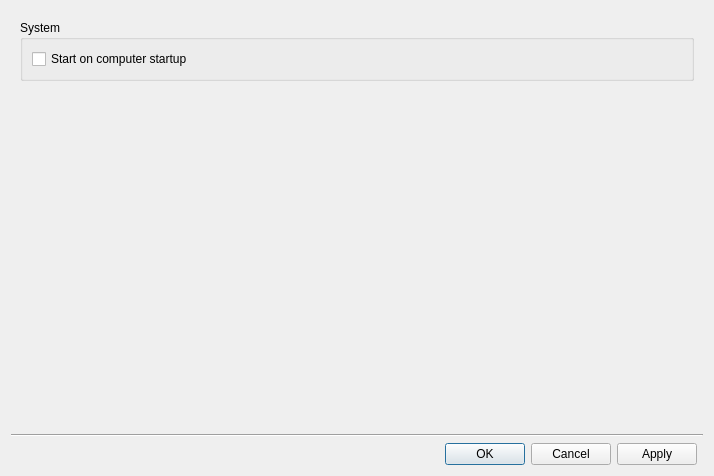
Before: the Qt Designer form gui/gui/Settings.ui in librevault/librevault, drawn with Qt 5.
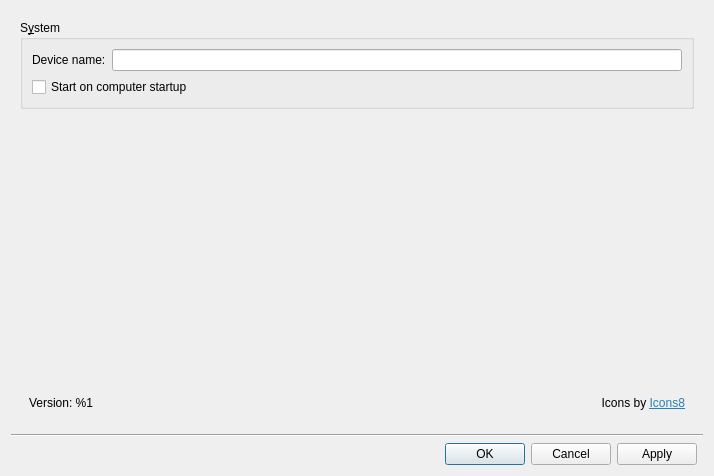
After: the same form once the commit is applied. Icons and pictures are not drawn.

Commit message: Added "Device name" into Settings. Added Version in Settings. Added Icons8 "linkware" thing into Settings.

The edit to the form file:
```diff
--- a/gui/gui/Settings.ui
+++ b/gui/gui/Settings.ui
@@ -37,16 +37,26 @@
        <item>
         <widget class="QGroupBox" name="groupBox_3">
          <property name="title">
-          <string>System</string>
+          <string>S&amp;ystem</string>
          </property>
-         <layout class="QVBoxLayout" name="verticalLayout_2">
-          <item>
+         <layout class="QFormLayout" name="formLayout">
+          <item row="0" column="0">
+           <widget class="QLabel" name="label">
+            <property name="text">
+             <string>Device name:</string>
+            </property>
+           </widget>
+          </item>
+          <item row="1" column="0" colspan="2">
            <widget class="QCheckBox" name="box_startup">
             <property name="text">
              <string>Start on computer startup</string>
             </property>
            </widget>
           </item>
+          <item row="0" column="1">
+           <widget class="QLineEdit" name="line_device_name"/>
+          </item>
          </layout>
         </widget>
        </item>
@@ -63,6 +73,29 @@
          </property>
         </spacer>
        </item>
+       <item>
+        <widget class="QWidget" name="widget" native="true">
+         <layout class="QGridLayout" name="gridLayout_4">
+          <item row="0" column="0">
+           <widget class="QLabel" name="version_label">
+            <property name="text">
+             <string>Version: %1</string>
+            </property>
+           </widget>
+          </item>
+          <item row="0" column="1">
+           <widget class="QLabel" name="label_4">
+            <property name="text">
+             <string>&lt;html&gt;&lt;head/&gt;&lt;body&gt;&lt;p&gt;Icons by &lt;a href=&quot;https://icons8.com/&quot;&gt;&lt;span style=&quot; text-decoration: underline; color:#2980b9;&quot;&gt;Icons8&lt;/span&gt;&lt;/a&gt;&lt;/p&gt;&lt;/body&gt;&lt;/html&gt;</string>
+            </property>
+            <property name="alignment">
+             <set>Qt::AlignRight|Qt::AlignTrailing|Qt::AlignVCenter</set>
+            </property>
+           </widget>
+          </item>
+         </layout>
+        </widget>
+       </item>
       </layout>
      </widget>
      <widget class="QWidget" name="page_network">
```
Left out of the diff: 1 changed line with no effect on the pictures. The commit also changes 3 other files.
